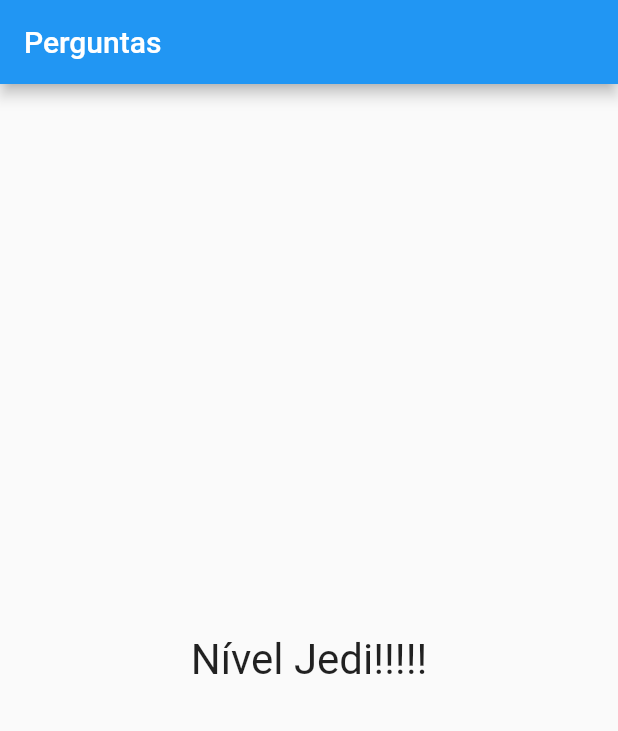
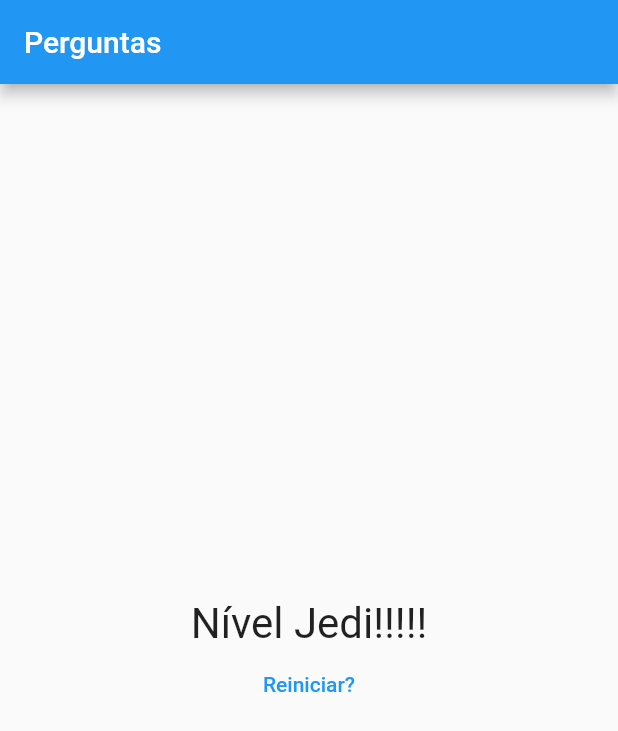
Before and after one commit to MarckVinny/CursoFlutter, a Flutter app: the screen it shows after launch, after a tap on "Preto", after a tap on "Cobra", after a tap on "João", on a phone screen of 412 x 824 dp. Shown: the top 731 px of the screen. Run offline on Flutter 3.47's test engine with Material 2 defaults, Android fonts, the phone set to English and light mode, and no system bars.

Commit message:
Criando o botao de reiicio do qestionario.

```diff
--- a/lib/main.dart
+++ b/lib/main.dart
@@ -58,6 +58,14 @@ class _PerguntaAppState extends State<PerguntaApp> {
     print(_pontuacaoTotal);
   }
 
+  // Os dois valores foram reinicializados para seus valores inicial.
+  void _reiniciarQuestionario() {
+    setState(() {
+      _perguntaSelecionada = 0;
+      _pontuacaoTotal = 0;
+    });
+  }
+
   // Método Getter
   bool get temPerguntaSelecionada {
     // Se o índice for menor que o tamanho da lista
@@ -80,7 +88,7 @@ class _PerguntaAppState extends State<PerguntaApp> {
                 perguntaSelecionada: _perguntaSelecionada,
                 quandoResponder: _responder,
               )
-            : Resultado(_pontuacaoTotal),
+            : Resultado(_pontuacaoTotal, _reiniciarQuestionario),
       ),
     );
   }
--- a/lib/resultado.dart
+++ b/lib/resultado.dart
@@ -1,9 +1,12 @@
+import 'dart:ui';
+
 import 'package:flutter/material.dart';
 
 class Resultado extends StatelessWidget {
   final int pontuacao;
+  final void Function() quandoReiniciarQuestionario;
 
-  Resultado(this.pontuacao);
+  Resultado(this.pontuacao, this.quandoReiniciarQuestionario);
 
   String get fraseResposta {
     if (pontuacao < 8) {
@@ -19,10 +22,19 @@ class Resultado extends StatelessWidget {
 
   @override
   Widget build(BuildContext context) {
-    return Center(
-        child: Text(
-      fraseResposta,
-      style: const TextStyle(fontSize: 28),
-    ));
+    return Column(
+      mainAxisAlignment: MainAxisAlignment.center,
+      children: [
+        Center(
+            child: Text(
+          fraseResposta,
+          style: const TextStyle(fontSize: 28),
+        )),
+        TextButton(
+          onPressed: quandoReiniciarQuestionario,
+          child: const Text('Reiniciar?'),
+        ),
+      ],
+    );
   }
 }
```
